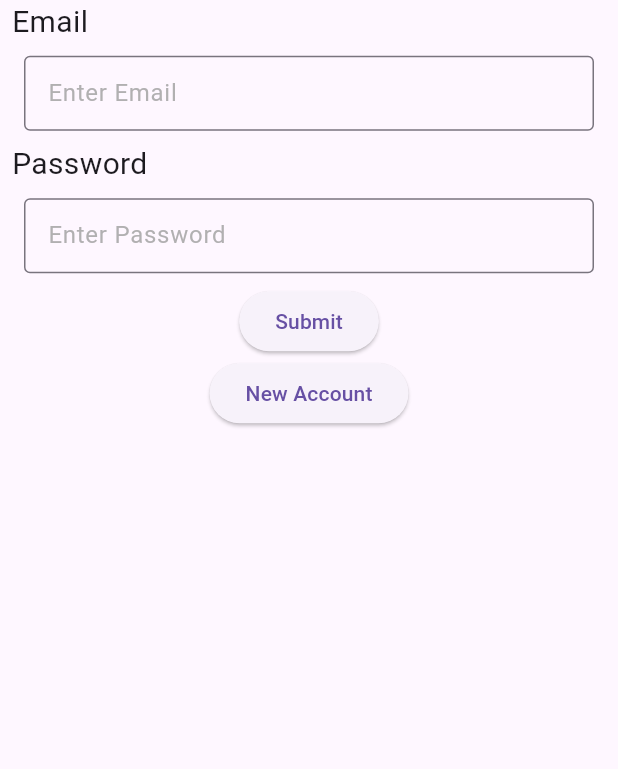
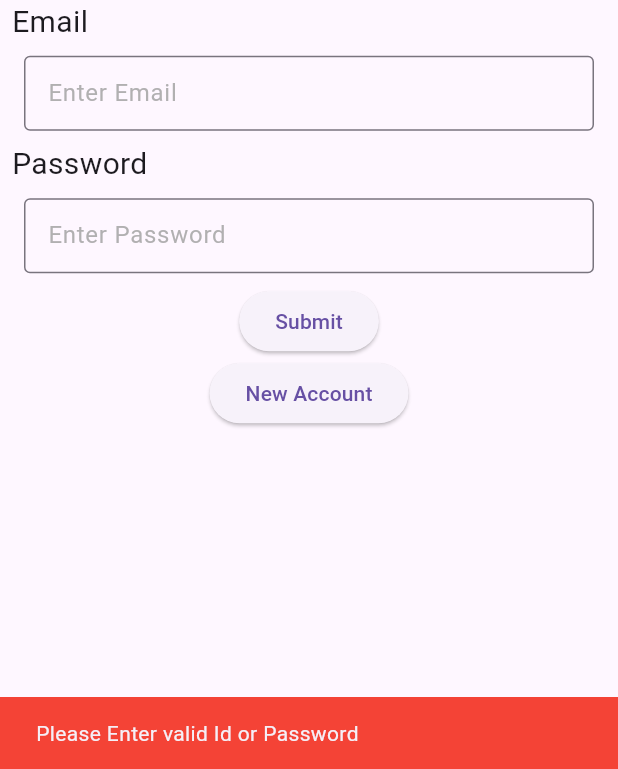
Before and after one commit to Hitesh910/login_app, a Flutter app: the screen it shows after launch, after a tap on "Submit", on a phone screen of 412 x 824 dp, the part 467-1236 px from its top. Run offline on Flutter 3.47's test engine with Material 3 defaults, Android fonts, the phone set to English and light mode, and no system bars; our stand-ins replace shared_preferences; network calls fail.

```diff
--- a/lib/screen/contact/view/contact_screen.dart
+++ b/lib/screen/contact/view/contact_screen.dart
@@ -44,7 +44,8 @@ class _ConatactScreenState extends State<ConatactScreen> {
                   label: Text(
                     "Enter Email",
                     style: TextStyle(color: Colors.grey.withOpacity(0.8)),
-                    )),
+                  ),
+                ),
                 controller: txtEmail,
               ),
             ),
@@ -56,11 +57,14 @@ class _ConatactScreenState extends State<ConatactScreen> {
               height: 50,
               margin: const EdgeInsets.all(8),
               child: TextFormField(
+                controller: txtPass,
                 decoration: InputDecoration(
                   border: const OutlineInputBorder(),
                   label: Text(
                     "Enter Password",
-                    style: TextStyle(color: Colors.grey.withOpacity(0.8)),
+                    style: TextStyle(
+                      color: Colors.grey.withOpacity(0.8),
+                    ),
                   ),
                 ),
               ),
@@ -69,6 +73,27 @@ class _ConatactScreenState extends State<ConatactScreen> {
               child: ElevatedButton(
                 onPressed: () {
                   String? email = txtEmail.text;
+                  String? pass = txtPass.text;
+                  print(email);
+                  print(pass);
+
+                  context.read<Login>().getPass();
+                  context.read<Login>().getData();
+
+                  if (email == context.read<Login>().email && pass == context.read<Login>().pass)
+                  {
+                    context.read<Login>().setCheck(true);
+                    Navigator.pushNamed(context, 'home');
+                    print(context.read<Login>().check);
+                  }
+                  else
+                  {
+                    context.read<Login>().setCheck(false);
+                    var Snk = const SnackBar(content: Text("Please Enter valid Id or Password"),
+                      backgroundColor: Colors.red,
+                    );
+                    ScaffoldMessenger.of(context).showSnackBar(Snk);
+                  }
                 },
                 child: const Text("Submit"),
               ),
@@ -78,7 +103,8 @@ class _ConatactScreenState extends State<ConatactScreen> {
                 onPressed: () {
                   Navigator.pushNamed(context, "create");
                 },
-                  child: const Text("New Account")),
+                child: const Text("New Account"),
+              ),
             )
           ],
         ),
--- a/lib/screen/create/view/create_screen.dart
+++ b/lib/screen/create/view/create_screen.dart
@@ -125,6 +125,8 @@ class _CreateScreenState extends State<CreateScreen> {
                         String? pass = txtPass.text;
                         context.read<Login>().saveData(email);
                         context.read<Login>().savePass(pass);
+                        // context.read<Login>().getData();
+                        // context.read<Login>().getPass();
 
                         Navigator.pop(context);
                       }
--- /dev/null
+++ b/lib/screen/splash/view/splash_screen.dart
@@ -0,0 +1,45 @@
+import 'dart:async';
+
+import 'package:flutter/material.dart';
+import 'package:provider/provider.dart';
+
+import '../../../utils/provider/provider.dart';
+
+class SplashScreen extends StatefulWidget {
+  const SplashScreen({super.key});
+
+  @override
+  State<SplashScreen> createState() => _SplashScreenState();
+}
+
+class _SplashScreenState extends State<SplashScreen> {
+  @override
+  @override
+  void initState() {
+    super.initState();
+    context.read<Login>().getCheck();
+    Future.delayed(
+      const Duration(seconds: 5),
+      () {
+        if (context.read<Login>().check == true)
+        {
+          Navigator.pushReplacementNamed(context, 'home');
+        }
+        else
+        {
+          Navigator.pushReplacementNamed(context, 'contact');
+        }
+      },
+    );
+  }
+
+  @override
+  Widget build(BuildContext context) {
+    return Scaffold(
+      body: Center(
+        child: Image.network(
+            "https://static.vecteezy.com/system/resources/thumbnails/023/654/784/small/golden-logo-template-free-png.png"),
+      ),
+    );
+  }
+}
--- a/lib/utils/app_routes.dart
+++ b/lib/utils/app_routes.dart
@@ -2,9 +2,11 @@ import 'package:flutter/material.dart';
 import 'package:login_app/screen/contact/view/contact_screen.dart';
 import 'package:login_app/screen/create/view/create_screen.dart';
 import 'package:login_app/screen/home/view/home_screen.dart';
+import 'package:login_app/screen/splash/view/splash_screen.dart';
 
 Map<String, WidgetBuilder> app_routes = {
-  "/": (context) => ConatactScreen(),
+  "/":(context) => SplashScreen(),
+  "contact": (context) => ConatactScreen(),
   "create": (context) => CreateScreen(),
   "home": (context) => HomeScreen(),
 };
--- a/lib/utils/helper/shared_helper.dart
+++ b/lib/utils/helper/shared_helper.dart
@@ -26,6 +26,23 @@ class SharedHelper
   async {
     SharedPreferences share = await SharedPreferences.getInstance();
     String? vPass = share.getString('pass');
+    print(vPass);
     return vPass;
   }
+
+  setCheck(bool check)
+  async
+  {
+    SharedPreferences share = await SharedPreferences.getInstance();
+    share.setBool("check", check);
+  }
+
+  getCheck()
+  async
+  {
+    SharedPreferences share = await SharedPreferences.getInstance();
+    bool? vCheck = share.getBool('check');
+    print(vCheck);
+    return vCheck;
+  }
 }
--- a/lib/utils/provider/provider.dart
+++ b/lib/utils/provider/provider.dart
@@ -7,6 +7,7 @@ class Login with ChangeNotifier
   SharedHelper share = SharedHelper();
   String? email;
   String? pass;
+  bool? check;
 
   void saveData(String email)
   {
@@ -31,4 +32,15 @@ class Login with ChangeNotifier
     pass = await share.getPass();
     notifyListeners();
   }
+
+  void setCheck(bool check) {
+    share.setCheck(check);
+  }
+
+  void getCheck()
+   async
+   {
+    check = await share.getCheck();
+    notifyListeners();
+  }
 }
```
Lines whose indentation alone changed are shown as unchanged.
